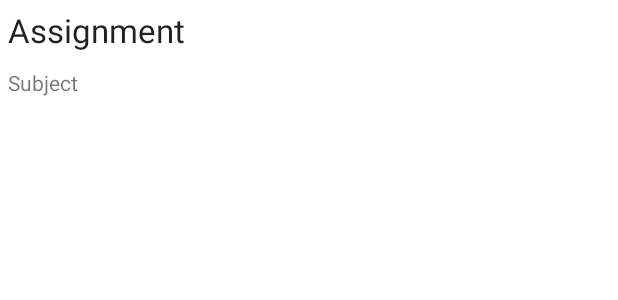
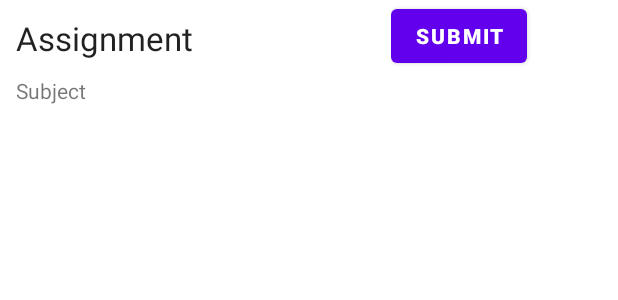
Before and after one commit to VaradMash/assignment_submission_portal, an Android app: the layout assignments_list_layout.xml on its own in the app's theme, with its tools: preview values and no code run, on a phone screen of 412 x 824 dp. Shown: the top 300 px of the screen. Run offline under Robolectric (Android 15) with nearby library versions, the phone set to English and light mode, and no system bars.

Commit message:
Assignment upload code and corresponding UI updated.

```diff
--- a/app/build.gradle
+++ b/app/build.gradle
@@ -40,6 +40,7 @@ dependencies {
     //noinspection GradleCompatible
     implementation 'com.android.support:design:28.0.0'
     implementation 'com.google.firebase:firebase-firestore'
+    implementation 'com.google.firebase:firebase-storage'
     testImplementation 'junit:junit:4.+'
     androidTestImplementation 'androidx.test.ext:junit:1.1.2'
     androidTestImplementation 'androidx.test.espresso:espresso-core:3.3.0'
--- a/app/src/main/java/com/example/swadhyaya/AssignmentsFragment.java
+++ b/app/src/main/java/com/example/swadhyaya/AssignmentsFragment.java
@@ -75,7 +75,7 @@ public class AssignmentsFragment extends Fragment {
                     for(DataSnapshot assignment: task.getResult().getChildren())
                     {
                         Assignment current_assignment = assignment.getValue(Assignment.class);
-                        if (current_assignment.getClass_name().equals(current_user.getClass_name()) && current_assignment.getInstitution().equals(current_user.getInstitution()))
+                        if (current_assignment.getClass_name().equals(current_user.getClass_name()) && current_assignment.getInstitution().equals(current_user.getInstitution()) && current_assignment.isActive())
                         {
                             assignmentList.add(current_assignment);
                         }
--- a/app/src/main/res/layout/assignments_list_layout.xml
+++ b/app/src/main/res/layout/assignments_list_layout.xml
@@ -1,16 +1,23 @@
 <?xml version="1.0" encoding="utf-8"?>
 <LinearLayout xmlns:android="http://schemas.android.com/apk/res/android"
     android:layout_width="match_parent"
-    android:layout_height="match_parent"
-    android:orientation="vertical">
+    android:layout_height="wrap_content"
+    android:orientation="horizontal">
+
+    <LinearLayout
+        android:layout_width="wrap_content"
+        android:layout_height="wrap_content"
+        android:layout_weight="2"
+        android:orientation="vertical"
+        android:padding="5dp">
 
         <TextView
-        android:textAppearance="@style/TextAppearance.AppCompat.Large"
             android:id="@+id/tvAssignment"
             android:layout_width="match_parent"
+            android:layout_height="wrap_content"
             android:padding="5dp"
-        android:layout_height="wrap_content"
-        android:text="@string/assignment" />
+            android:text="@string/assignment"
+            android:textAppearance="@style/TextAppearance.AppCompat.Large" />
 
         <TextView
             android:id="@+id/tvSubject"
@@ -18,4 +25,25 @@
             android:layout_height="wrap_content"
             android:padding="5dp"
             android:text="@string/subject" />
+
     </LinearLayout>
+
+    <LinearLayout
+        android:layout_width="wrap_content"
+        android:layout_height="match_parent"
+        android:layout_weight="1"
+        android:orientation="vertical">
+
+        <Button
+            android:id="@+id/btnSubmit"
+            android:layout_width="wrap_content"
+            android:layout_height="wrap_content"
+            android:layout_gravity="center_vertical"
+            android:text="@string/submit"
+            android:textStyle="bold" />
+
+
+    </LinearLayout>
+
+
+</LinearLayout>
--- a/app/src/main/res/values/strings.xml
+++ b/app/src/main/res/values/strings.xml
@@ -33,4 +33,10 @@
     <string name="assignment">Assignment</string>
     <string name="faculty">Faculty</string>
     <string name="subject">Subject</string>
+    <string name="submit">Submit</string>
+    <string name="title">Title</string>
+    <string name="problem_statement">Problem Statement</string>
+    <string name="select_file">Select File</string>
+    <string name="selected_file_none">Selected File : None</string>
+    <string name="selected_file_prompt">\"Selected File : \"</string>
 </resources>
```
Also changed, not shown: app/src/main/AndroidManifest.xml (+13 -9 lines), app/src/main/java/com/example/swadhyaya/Assignment.java (+10 -1 lines), app/src/main/java/com/example/swadhyaya/AssignmentList.java (+15 -0 lines), app/src/main/java/com/example/swadhyaya/SubmitAssignment.java (added, +156 -0 lines), app/src/main/res/layout/activity_submit_assignment.xml (added, +111 -0 lines). Lines whose indentation alone changed are shown as unchanged.
